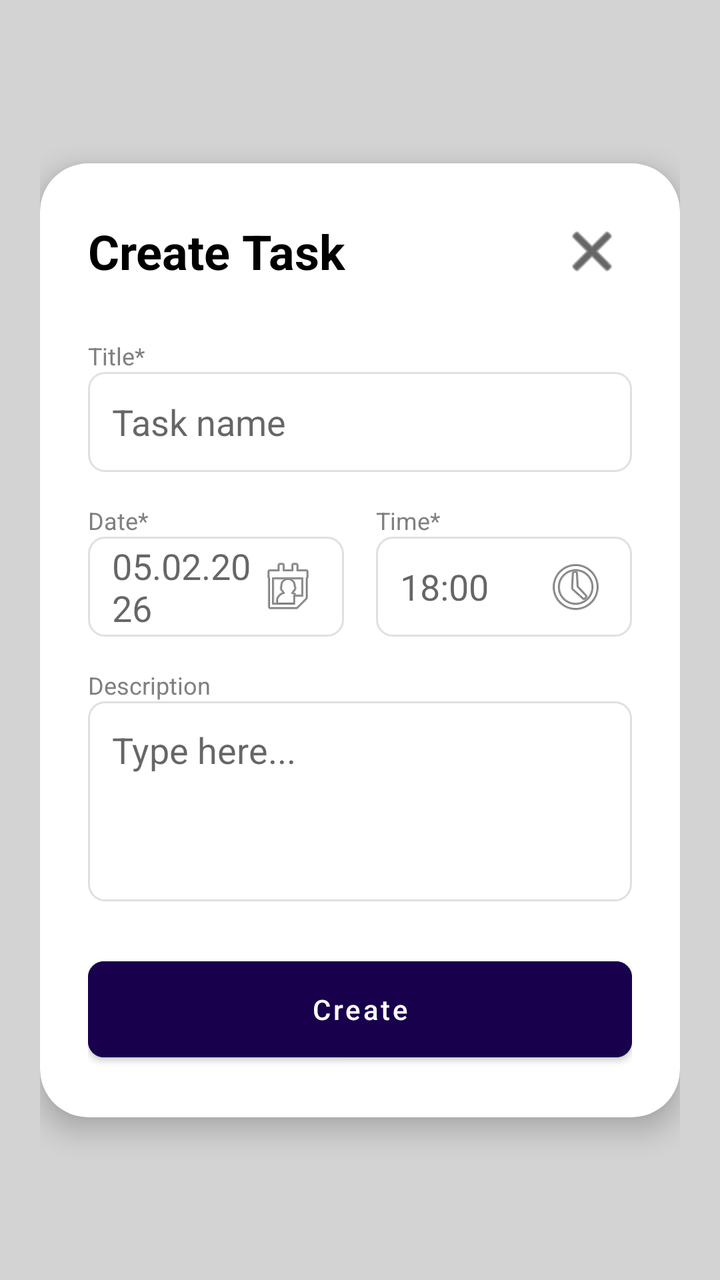
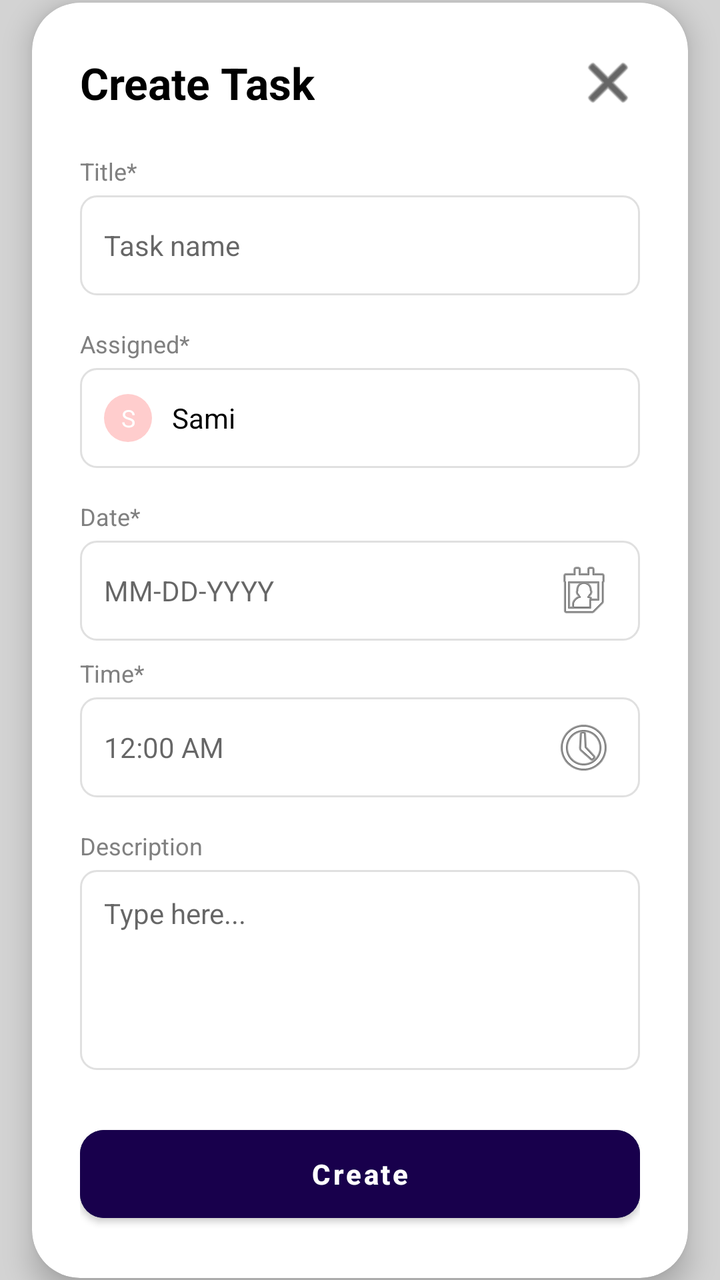

The first picture is an Android layout as it rendered before a commit; the second is the same layout after the commit. The layout source and the unified diff follow.
<!-- AndroidManifest.xml: application theme Theme.MaterialComponents.Light.NoActionBar -->
<!-- res/layout/add_task.xml -->
<?xml version="1.0" encoding="utf-8"?>
<androidx.constraintlayout.widget.ConstraintLayout xmlns:android="http://schemas.android.com/apk/res/android"
    xmlns:app="http://schemas.android.com/apk/res-auto"
    android:layout_width="match_parent"
    android:layout_height="match_parent"
    android:background="#D3D3D3"
    android:padding="20dp">

    <com.google.android.material.card.MaterialCardView
        android:layout_width="match_parent"
        android:layout_height="wrap_content"
        app:cardCornerRadius="24dp"
        app:cardElevation="8dp"
        app:layout_constraintBottom_toBottomOf="parent"
        app:layout_constraintTop_toTopOf="parent">

        <LinearLayout
            android:layout_width="match_parent"
            android:layout_height="wrap_content"
            android:orientation="vertical"
            android:padding="24dp">

            <RelativeLayout
                android:layout_width="match_parent"
                android:layout_height="wrap_content"
                android:layout_marginBottom="24dp">

                <TextView
                    android:layout_width="wrap_content"
                    android:layout_height="wrap_content"
                    android:layout_alignParentStart="true"
                    android:layout_centerVertical="true"
                    android:text="Create Task"
                    android:textColor="#000000"
                    android:textSize="24sp"
                    android:textStyle="bold" />

                <ImageButton
                    android:id="@+id/btnCloseTask"
                    android:layout_width="40dp"
                    android:layout_height="40dp"
                    android:layout_alignParentEnd="true"
                    android:background="?attr/selectableItemBackgroundBorderless"
                    android:contentDescription="Close"
                    android:src="@android:drawable/ic_menu_close_clear_cancel"
                    app:tint="#000000" />
            </RelativeLayout>

            <TextView android:layout_width="wrap_content" android:layout_height="wrap_content" android:text="Title*" android:textColor="#808080" android:textSize="12sp"/>
            <EditText
                android:id="@+id/etTaskTitle"
                android:layout_width="match_parent"
                android:layout_height="50dp"
                android:background="@drawable/edittext_border"
                android:hint="Task name"
                android:paddingHorizontal="12dp"
                android:layout_marginBottom="16dp"
                android:inputType="textCapSentences"/>

            <LinearLayout
                android:layout_width="match_parent"
                android:layout_height="wrap_content"
                android:orientation="horizontal"
                android:layout_marginBottom="16dp">

                <LinearLayout android:layout_width="0dp" android:layout_height="wrap_content" android:layout_weight="1" android:orientation="vertical" android:layout_marginEnd="8dp">
                    <TextView android:layout_width="wrap_content" android:layout_height="wrap_content" android:text="Date*" android:textColor="#808080" android:textSize="12sp"/>
                    <EditText
                        android:id="@+id/etTaskDate"
                        android:layout_width="match_parent"
                        android:layout_height="50dp"
                        android:background="@drawable/edittext_border"
                        android:clickable="true"
                        android:focusable="false"
                        android:hint="05.02.2026"
                        android:drawableEnd="@android:drawable/ic_menu_my_calendar"
                        android:paddingHorizontal="12dp" />
                </LinearLayout>

                <LinearLayout android:layout_width="0dp" android:layout_height="wrap_content" android:layout_weight="1" android:orientation="vertical" android:layout_marginStart="8dp">
                    <TextView android:layout_width="wrap_content" android:layout_height="wrap_content" android:text="Time*" android:textColor="#808080" android:textSize="12sp"/>
                    <EditText
                        android:id="@+id/etTaskTime"
                        android:layout_width="match_parent"
                        android:layout_height="50dp"
                        android:background="@drawable/edittext_border"
                        android:clickable="true"
                        android:focusable="false"
                        android:hint="18:00"
                        android:drawableEnd="@android:drawable/ic_menu_recent_history"
                        android:paddingHorizontal="12dp" />
                </LinearLayout>
            </LinearLayout>

            <TextView android:layout_width="wrap_content" android:layout_height="wrap_content" android:text="Description" android:textColor="#808080" android:textSize="12sp"/>
            <EditText
                android:id="@+id/etTaskDesc"
                android:layout_width="match_parent"
                android:layout_height="100dp"
                android:background="@drawable/edittext_border"
                android:gravity="top"
                android:hint="Type here..."
                android:padding="12dp"
                android:layout_marginBottom="24dp"
                android:inputType="textMultiLine"/>

            <Button
                android:id="@+id/btnCreateTask"
                android:layout_width="match_parent"
                android:layout_height="60dp"
                android:text="Create"
                android:textAllCaps="false"
                android:backgroundTint="#18004c"
                app:cornerRadius="8dp" />

        </LinearLayout>
    </com.google.android.material.card.MaterialCardView>
</androidx.constraintlayout.widget.ConstraintLayout>
<!-- resources referenced by this layout -->
<resources>
  <!-- drawable edittext_border (drawable) -->
  <shape xmlns:android="http://schemas.android.com/apk/res/android">
      <solid android:color="#FFFFFF" />
      <stroke android:width="1dp" android:color="#E0E0E0" />
      <corners android:radius="8dp" />
  </shape>
</resources>

<!-- the commit's change to res/layout/add_task.xml (unified diff, before → after) -->
@@ -3,116 +3,190 @@
     xmlns:app="http://schemas.android.com/apk/res-auto"
     android:layout_width="match_parent"
     android:layout_height="match_parent"
-    android:background="#D3D3D3"
-    android:padding="20dp">
+    android:background="#D3D3D3">
 
     <com.google.android.material.card.MaterialCardView
         android:layout_width="match_parent"
         android:layout_height="wrap_content"
+        android:layout_margin="16dp"
         app:cardCornerRadius="24dp"
         app:cardElevation="8dp"
         app:layout_constraintBottom_toBottomOf="parent"
+        app:layout_constraintEnd_toEndOf="parent"
+        app:layout_constraintStart_toStartOf="parent"
         app:layout_constraintTop_toTopOf="parent">
 
-        <LinearLayout
+        <ScrollView
             android:layout_width="match_parent"
             android:layout_height="wrap_content"
-            android:orientation="vertical"
-            android:padding="24dp">
+            android:fillViewport="true">
 
-            <RelativeLayout
+            <LinearLayout
                 android:layout_width="match_parent"
                 android:layout_height="wrap_content"
-                android:layout_marginBottom="24dp">
+                android:orientation="vertical"
+                android:padding="24dp">
+
+                <RelativeLayout
+                    android:layout_width="match_parent"
+                    android:layout_height="wrap_content"
+                    android:layout_marginBottom="20dp">
+
+                    <TextView
+                        android:layout_width="wrap_content"
+                        android:layout_height="wrap_content"
+                        android:layout_alignParentStart="true"
+                        android:layout_centerVertical="true"
+                        android:text="Create Task"
+                        android:textColor="#000000"
+                        android:textSize="22sp"
+                        android:textStyle="bold" />
+
+                    <ImageButton
+                        android:id="@+id/btnCloseTask"
+                        android:layout_width="32dp"
+                        android:layout_height="32dp"
+                        android:layout_alignParentEnd="true"
+                        android:background="?attr/selectableItemBackgroundBorderless"
+                        android:contentDescription="Close"
+                        android:src="@android:drawable/ic_menu_close_clear_cancel"
+                        app:tint="#000000" />
+                </RelativeLayout>
 
                 <TextView
                     android:layout_width="wrap_content"
                     android:layout_height="wrap_content"
-                    android:layout_alignParentStart="true"
-                    android:layout_centerVertical="true"
-                    android:text="Create Task"
-                    android:textColor="#000000"
-                    android:textSize="24sp"
-                    android:textStyle="bold" />
+                    android:layout_marginBottom="4dp"
+                    android:text="Title*"
+                    android:textColor="#808080"
+                    android:textSize="12sp" />
 
-                <ImageButton
-                    android:id="@+id/btnCloseTask"
-                    android:layout_width="40dp"
-                    android:layout_height="40dp"
-                    android:layout_alignParentEnd="true"
-                    android:background="?attr/selectableItemBackgroundBorderless"
-                    android:contentDescription="Close"
-                    android:src="@android:drawable/ic_menu_close_clear_cancel"
-                    app:tint="#000000" />
-            </RelativeLayout>
+                <EditText
+                    android:id="@+id/etTaskTitle"
+                    android:layout_width="match_parent"
+                    android:layout_height="50dp"
+                    android:layout_marginBottom="16dp"
+                    android:background="@drawable/edittext_border"
+                    android:hint="Task name"
+                    android:inputType="textCapSentences"
+                    android:paddingHorizontal="12dp"
+                    android:textSize="14sp" />
 
-            <TextView android:layout_width="wrap_content" android:layout_height="wrap_content" android:text="Title*" android:textColor="#808080" android:textSize="12sp"/>
-            <EditText
-                android:id="@+id/etTaskTitle"
-                android:layout_width="match_parent"
-                android:layout_height="50dp"
-                android:background="@drawable/edittext_border"
-                android:hint="Task name"
-                android:paddingHorizontal="12dp"
-                android:layout_marginBottom="16dp"
-                android:inputType="textCapSentences"/>
+                <TextView
+                    android:layout_width="wrap_content"
+                    android:layout_height="wrap_content"
+                    android:layout_marginBottom="4dp"
+                    android:text="Assigned*"
+                    android:textColor="#808080"
+                    android:textSize="12sp" />
 
-            <LinearLayout
-                android:layout_width="match_parent"
-                android:layout_height="wrap_content"
-                android:orientation="horizontal"
-                android:layout_marginBottom="16dp">
+                <LinearLayout
+                    android:layout_width="match_parent"
+                    android:layout_height="50dp"
+                    android:layout_marginBottom="16dp"
+                    android:background="@drawable/edittext_border"
+                    android:gravity="center_vertical"
+                    android:paddingHorizontal="12dp">
 
-                <LinearLayout android:layout_width="0dp" android:layout_height="wrap_content" android:layout_weight="1" android:orientation="vertical" android:layout_marginEnd="8dp">
-                    <TextView android:layout_width="wrap_content" android:layout_height="wrap_content" android:text="Date*" android:textColor="#808080" android:textSize="12sp"/>
+                    <TextView
+                        android:layout_width="24dp"
+                        android:layout_height="24dp"
+                        android:background="@drawable/circle_bg"
+                        android:backgroundTint="#FF4444"
+                        android:gravity="center"
+                        android:text="S"
+                        android:textColor="#FFFFFF"
+                        android:textSize="12sp" />
+
+                    <TextView
+                        android:layout_width="wrap_content"
+                        android:layout_height="wrap_content"
+                        android:layout_marginStart="10dp"
+                        android:text="Sami"
+                        android:textColor="#000000"
+                        android:textSize="14sp" />
+                </LinearLayout>
+
+                <LinearLayout
+                    android:layout_width="match_parent"
+                    android:layout_height="wrap_content"
+                    android:layout_marginBottom="16dp"
+                    android:orientation="vertical">
+
+                    <TextView
+                        android:layout_width="wrap_content"
+                        android:layout_height="wrap_content"
+                        android:layout_marginBottom="4dp"
+                        android:text="Date*"
+                        android:textColor="#808080"
+                        android:textSize="12sp" />
+
                     <EditText
                         android:id="@+id/etTaskDate"
                         android:layout_width="match_parent"
                         android:layout_height="50dp"
+                        android:layout_marginBottom="8dp"
                         android:background="@drawable/edittext_border"
                         android:clickable="true"
+                        android:drawableEnd="@android:drawable/ic_menu_my_calendar"
                         android:focusable="false"
-                        android:hint="05.02.2026"
-                        android:drawableEnd="@android:drawable/ic_menu_my_calendar"
-                        android:paddingHorizontal="12dp" />
-                </LinearLayout>
+                        android:hint="MM-DD-YYYY"
+                        android:paddingHorizontal="12dp"
+                        android:textSize="14sp" />
 
-                <LinearLayout android:layout_width="0dp" android:layout_height="wrap_content" android:layout_weight="1" android:orientation="vertical" android:layout_marginStart="8dp">
-                    <TextView android:layout_width="wrap_content" android:layout_height="wrap_content" android:text="Time*" android:textColor="#808080" android:textSize="12sp"/>
+                    <TextView
+                        android:layout_width="wrap_content"
+                        android:layout_height="wrap_content"
+                        android:layout_marginBottom="4dp"
+                        android:text="Time*"
+                        android:textColor="#808080"
+                        android:textSize="12sp" />
+
                     <EditText
                         android:id="@+id/etTaskTime"
                         android:layout_width="match_parent"
                         android:layout_height="50dp"
                         android:background="@drawable/edittext_border"
                         android:clickable="true"
+                        android:drawableEnd="@android:drawable/ic_menu_recent_history"
                         android:focusable="false"
-                        android:hint="18:00"
-                        android:drawableEnd="@android:drawable/ic_menu_recent_history"
-                        android:paddingHorizontal="12dp" />
+                        android:hint="12:00 AM"
+                        android:paddingHorizontal="12dp"
+                        android:textSize="14sp" />
                 </LinearLayout>
+
+                <TextView
+                    android:layout_width="wrap_content"
+                    android:layout_height="wrap_content"
+                    android:layout_marginBottom="4dp"
+                    android:text="Description"
+                    android:textColor="#808080"
+                    android:textSize="12sp" />
+
+                <EditText
+                    android:id="@+id/etTaskDesc"
+                    android:layout_width="match_parent"
+                    android:layout_height="100dp"
+                    android:layout_marginBottom="24dp"
+                    android:background="@drawable/edittext_border"
+                    android:gravity="top"
+                    android:hint="Type here..."
+                    android:inputType="textMultiLine"
+                    android:padding="12dp"
+                    android:textSize="14sp" />
+
+                <Button
+                    android:id="@+id/btnCreateTask"
+                    android:layout_width="match_parent"
+                    android:layout_height="56dp"
+                    android:backgroundTint="#18004c"
+                    android:text="Create"
+                    android:textAllCaps="false"
+                    android:textColor="@android:color/white"
+                    android:textStyle="bold"
+                    app:cornerRadius="12dp" />
+
             </LinearLayout>
-
-            <TextView android:layout_width="wrap_content" android:layout_height="wrap_content" android:text="Description" android:textColor="#808080" android:textSize="12sp"/>
-            <EditText
-                android:id="@+id/etTaskDesc"
-                android:layout_width="match_parent"
-                android:layout_height="100dp"
-                android:background="@drawable/edittext_border"
-                android:gravity="top"
-                android:hint="Type here..."
-                android:padding="12dp"
-                android:layout_marginBottom="24dp"
-                android:inputType="textMultiLine"/>
-
-            <Button
-                android:id="@+id/btnCreateTask"
-                android:layout_width="match_parent"
-                android:layout_height="60dp"
-                android:text="Create"
-                android:textAllCaps="false"
-                android:backgroundTint="#18004c"
-                app:cornerRadius="8dp" />
-
-        </LinearLayout>
+        </ScrollView>
     </com.google.android.material.card.MaterialCardView>
 </androidx.constraintlayout.widget.ConstraintLayout>
<!-- resource entries referenced after the edit -->
@@ -1,5 +1,11 @@
 <!-- resources referenced by this layout -->
 <resources>
+  <!-- drawable circle_bg (drawable) -->
+  <?xml version="1.0" encoding="utf-8"?>
+  <shape xmlns:android="http://schemas.android.com/apk/res/android"
+      android:shape="oval">
+      <solid android:color="#44FFFFFF" /> <size android:width="60dp" android:height="60dp"/>
+  </shape>
   <!-- drawable edittext_border (drawable) -->
   <shape xmlns:android="http://schemas.android.com/apk/res/android">
       <solid android:color="#FFFFFF" />
